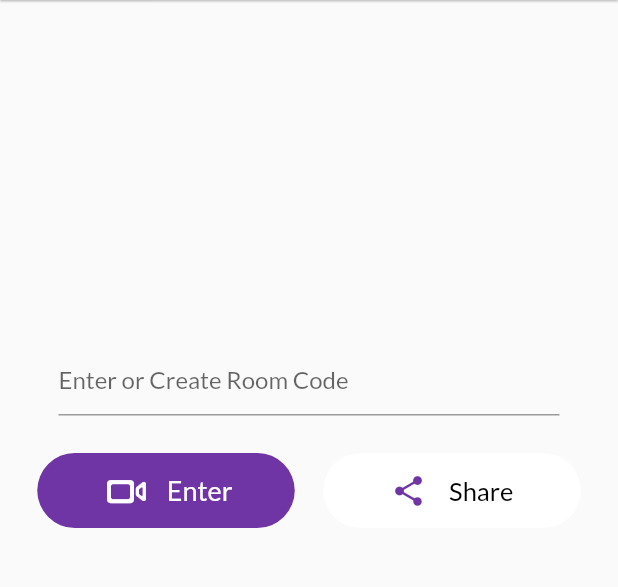
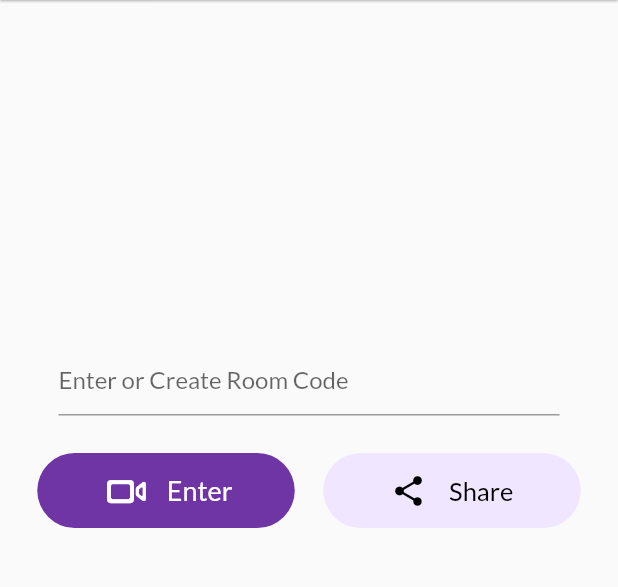
Before and after one commit to noobcoder95/Video_Call_App, a Flutter app: the Conference screen opened directly, on a phone screen of 412 x 824 dp, the part 84-671 px from its top. Run offline on Flutter 3.47's test engine with Material 2 defaults, Android fonts, the phone set to English and light mode, and no system bars; our stand-ins replace cloud_firestore, firebase_auth, firebase_core, flutter_svg, font_awesome_flutter, google_fonts and 2 more; missing offline and left inert: jitsi_meet_wrapper, onesignal_flutter; accounts and stored records are empty.

Commit message:
initial commit

```diff
--- a/lib/pages/conference.dart
+++ b/lib/pages/conference.dart
@@ -184,7 +184,7 @@ class _ChatRoomFormState extends State<ChatRoomForm> {
                 child: Container(
                     alignment: Alignment.center,
                     decoration: BoxDecoration(
-                        color: Colors.white,
+                        color: kPrimaryLightColor,
                         borderRadius: BorderRadius.circular(29)),
                     height: 50,
                     width: MediaQuery.of(context).size.width / 2.4,
@@ -193,7 +193,7 @@ class _ChatRoomFormState extends State<ChatRoomForm> {
                       children: const [
                         Icon(
                           Icons.share,
-                          color: kPrimaryColor,
+                          color: Colors.black,
                         ),
                         SizedBox(
                           width: 15,
```
Also changed, not shown: 1 other file.
